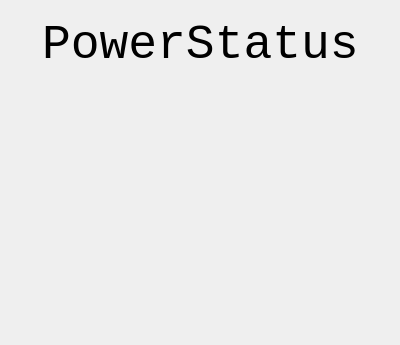
Old version of the form cfg-switcher/cfgswitcher.ui in the repository cspang1/cfg-switcher.
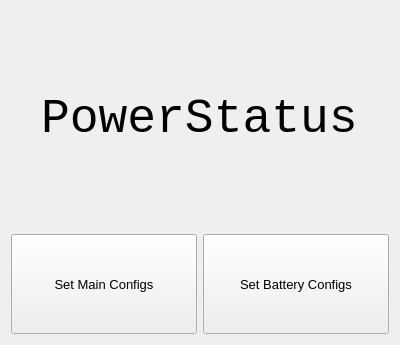
New version of the form.

Commit message: Moved settings object out of main; updated UI

Patch:
```diff
--- a/cfg-switcher/cfgswitcher.ui
+++ b/cfg-switcher/cfgswitcher.ui
@@ -13,15 +13,8 @@
   <property name="windowTitle">
    <string>CfgSwitcher</string>
   </property>
-  <widget class="QWidget" name="horizontalLayoutWidget">
-   <property name="geometry">
-    <rect>
-     <x>0</x>
-     <y>0</y>
-     <width>401</width>
-     <height>91</height>
-    </rect>
-   </property>
+  <layout class="QVBoxLayout" name="verticalLayout">
+   <item>
    <layout class="QHBoxLayout" name="horizontalLayout_2">
     <item alignment="Qt::AlignHCenter">
      <widget class="QLabel" name="PowerStatus">
@@ -40,7 +33,65 @@
      </widget>
     </item>
    </layout>
-  </widget>
+   </item>
+   <item>
+    <layout class="QHBoxLayout" name="horizontalLayout">
+     <item>
+      <widget class="QPushButton" name="setMainCfgBtn">
+       <property name="sizePolicy">
+        <sizepolicy hsizetype="Minimum" vsizetype="Minimum">
+         <horstretch>0</horstretch>
+         <verstretch>0</verstretch>
+        </sizepolicy>
+       </property>
+       <property name="maximumSize">
+        <size>
+         <width>500</width>
+         <height>100</height>
+        </size>
+       </property>
+       <property name="font">
+        <font>
+         <pointsize>10</pointsize>
+         <weight>50</weight>
+         <bold>false</bold>
+         <kerning>true</kerning>
+        </font>
+       </property>
+       <property name="text">
+        <string>Set Main Configs</string>
+       </property>
+      </widget>
+     </item>
+     <item>
+      <widget class="QPushButton" name="setBattCfgBtn">
+       <property name="sizePolicy">
+        <sizepolicy hsizetype="Minimum" vsizetype="Minimum">
+         <horstretch>0</horstretch>
+         <verstretch>0</verstretch>
+        </sizepolicy>
+       </property>
+       <property name="maximumSize">
+        <size>
+         <width>500</width>
+         <height>100</height>
+        </size>
+       </property>
+       <property name="font">
+        <font>
+         <pointsize>10</pointsize>
+         <weight>50</weight>
+         <bold>false</bold>
+        </font>
+       </property>
+       <property name="text">
+        <string>Set Battery Configs</string>
+       </property>
+      </widget>
+     </item>
+    </layout>
+   </item>
+  </layout>
  </widget>
  <layoutdefault spacing="6" margin="11"/>
  <resources/>
```
Lines whose indentation alone changed are shown as unchanged. The commit also changes 4 other files.
